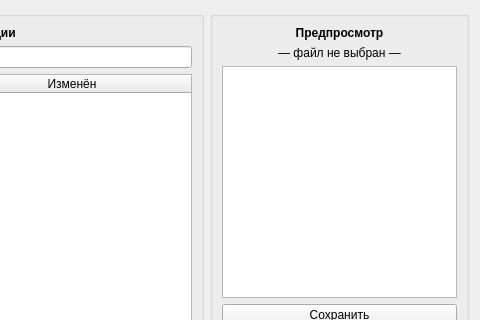
Old version of the form ui/main_window.ui in the repository chlkrtg/Aion.CfgStudio; both pictures show x 271 to 751 and y 0 to 320 of the 751 by 405 pixel window.
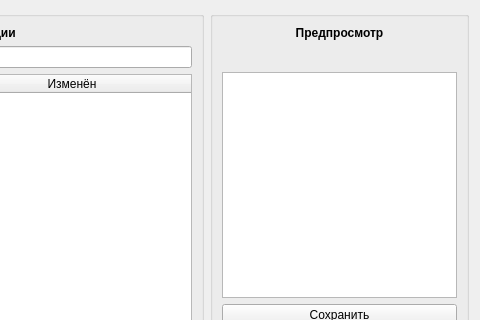
New version of the form.

```diff
--- a/ui/main_window.ui
+++ b/ui/main_window.ui
@@ -143,14 +143,41 @@
        </widget>
       </item>
       <item>
+       <layout class="QHBoxLayout" name="previewHeaderLayout">
+        <item>
        <widget class="QLabel" name="lblPreviewName">
         <property name="text">
-         <string>— файл не выбран —</string>
+           <string/>
         </property>
         <property name="alignment">
-         <set>Qt::AlignCenter</set>
-        </property>
-       </widget>
+           <set>Qt::AlignLeft|Qt::AlignVCenter</set>
+          </property>
+         </widget>
+        </item>
+        <item>
+         <spacer name="previewHeaderSpacer">
+          <property name="orientation">
+           <enum>Qt::Horizontal</enum>
+          </property>
+          <property name="sizeHint" stdset="0">
+           <size>
+            <width>40</width>
+            <height>20</height>
+           </size>
+          </property>
+         </spacer>
+        </item>
+        <item>
+         <widget class="QLabel" name="lblPreviewStats">
+          <property name="text">
+           <string/>
+          </property>
+          <property name="alignment">
+           <set>Qt::AlignRight|Qt::AlignVCenter</set>
+          </property>
+         </widget>
+        </item>
+       </layout>
       </item>
       <item>
        <widget class="QPlainTextEdit" name="editPreview">
```
Lines whose indentation alone changed are shown as unchanged.
